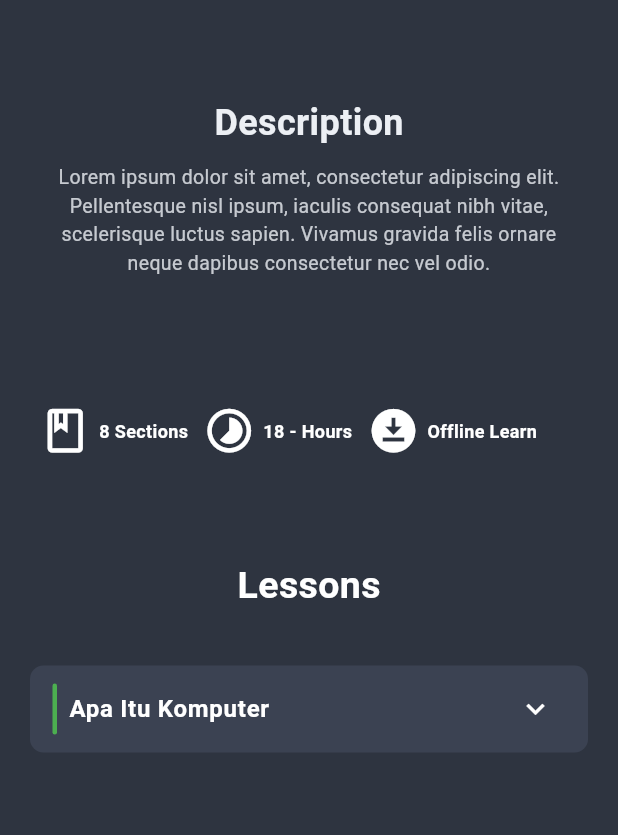
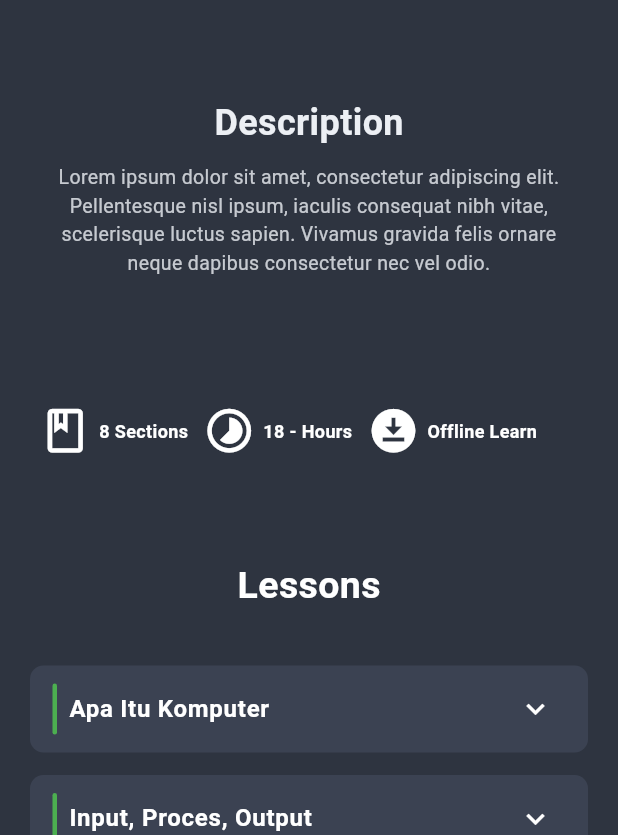
Before and after one commit to FoxHound-X/Sintaxia, a Flutter app: the komputerdasar screen opened by its route, scrolled down 180 dp, on a phone screen of 412 x 824 dp, the part 401-1236 px from its top. Run offline on Flutter 3.47's test engine with Material 3 defaults, Android fonts, the phone set to English and light mode, and no system bars; our stand-ins replace animated_text_kit; project files that could hold a hidden picture were left out.

Commit message:
＼(ﾟｰﾟ＼)

```diff
--- a/aplikasi/lib/halaman/course/komputerdasar.dart
+++ b/aplikasi/lib/halaman/course/komputerdasar.dart
@@ -218,11 +218,14 @@ class komputerdasar extends StatelessWidget {
               const SizedBox(height: 15,),
               CourseDropdown(
                 namapelajaran: 'Apa Itu Komputer',
-                isipelajaran: 'Komputer adalah mesin elektronik yang sangat pintar dan cepat. Ibaratnya, komputer itu seperti otak super yang bisa menerima informasi, memprosesnya, dan memberikan hasil yang kita inginkan.',
-                gambar: 'lib/aset/gambar/course/gbr1.webp'),
+                isipelajaran: 'Komputer adalah mesin elektronik yang sangat pintar dan cepat. Ibaratnya, komputer itu seperti otak super yang bisa menerima informasi, memprosesnya, dan memberikan hasil yang kita inginkan.\n',
+                gambar: 'lib/aset/gambar/course/komputer.webp'),
               const SizedBox(height: 15,),
-
-
+              CourseDropdown(
+                namapelajaran: 'Input, Proces, Output',
+                isipelajaran: 'pelajaran',
+                gambar:'lib/aset/gambar/course/IPO.webp'
+              ),
               const SizedBox(height: 40,)
 
             ],
```
Also changed, not shown: aplikasi/lib/aset/gambar/course/IPO.webp (added), aplikasi/lib/aset/gambar/course/komputer.webp (added).
